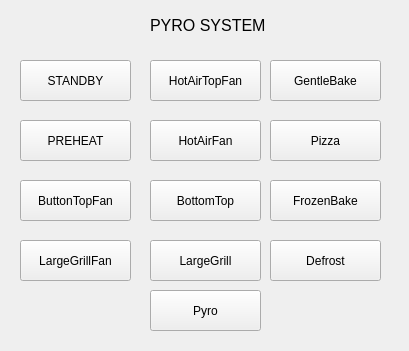
aleks19900406/DigitalBoxGUI, file QT_designer/Bio21PyroSetSystem.ui: the form before one commit.
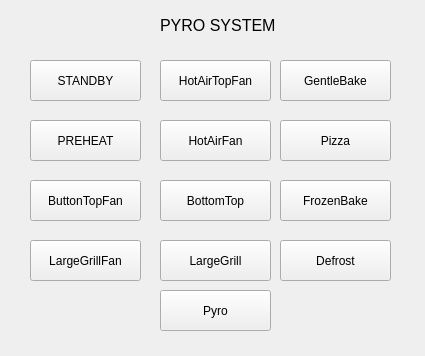
The form after the commit.

Commit message: create and fix bug in all screen

What changed in the file:
```diff
--- a/QT_designer/Bio21PyroSetSystem.ui
+++ b/QT_designer/Bio21PyroSetSystem.ui
@@ -6,8 +6,8 @@
    <rect>
     <x>0</x>
     <y>0</y>
-    <width>409</width>
-    <height>351</height>
+    <width>425</width>
+    <height>356</height>
    </rect>
   </property>
   <property name="windowTitle">
@@ -16,7 +16,7 @@
   <widget class="QLabel" name="label_3">
    <property name="geometry">
     <rect>
-     <x>150</x>
+     <x>160</x>
      <y>10</y>
      <width>131</width>
      <height>31</height>
@@ -34,7 +34,7 @@
   <widget class="QPushButton" name="SYSTEM0">
    <property name="geometry">
     <rect>
-     <x>20</x>
+     <x>30</x>
      <y>60</y>
      <width>111</width>
      <height>41</height>
@@ -53,7 +53,7 @@
   <widget class="QPushButton" name="SYSTEM1">
    <property name="geometry">
     <rect>
-     <x>20</x>
+     <x>30</x>
      <y>120</y>
      <width>111</width>
      <height>41</height>
@@ -72,7 +72,7 @@
   <widget class="QPushButton" name="SYSTEM2">
    <property name="geometry">
     <rect>
-     <x>20</x>
+     <x>30</x>
      <y>180</y>
      <width>111</width>
      <height>41</height>
@@ -91,7 +91,7 @@
   <widget class="QPushButton" name="SYSTEM3">
    <property name="geometry">
     <rect>
-     <x>20</x>
+     <x>30</x>
      <y>240</y>
      <width>111</width>
      <height>41</height>
@@ -110,7 +110,7 @@
   <widget class="QPushButton" name="SYSTEM7">
    <property name="geometry">
     <rect>
-     <x>150</x>
+     <x>160</x>
      <y>240</y>
      <width>111</width>
      <height>41</height>
@@ -129,7 +129,7 @@
   <widget class="QPushButton" name="SYSTEM4">
    <property name="geometry">
     <rect>
-     <x>150</x>
+     <x>160</x>
      <y>60</y>
      <width>111</width>
      <height>41</height>
@@ -148,7 +148,7 @@
   <widget class="QPushButton" name="SYSTEM6">
    <property name="geometry">
     <rect>
-     <x>150</x>
+     <x>160</x>
      <y>180</y>
      <width>111</width>
      <height>41</height>
@@ -167,7 +167,7 @@
   <widget class="QPushButton" name="SYSTEM5">
    <property name="geometry">
     <rect>
-     <x>150</x>
+     <x>160</x>
      <y>120</y>
      <width>111</width>
      <height>41</height>
@@ -186,7 +186,7 @@
   <widget class="QPushButton" name="SYSTEM11">
    <property name="geometry">
     <rect>
-     <x>270</x>
+     <x>280</x>
      <y>240</y>
      <width>111</width>
      <height>41</height>
@@ -205,7 +205,7 @@
   <widget class="QPushButton" name="SYSTEM8">
    <property name="geometry">
     <rect>
-     <x>270</x>
+     <x>280</x>
      <y>60</y>
      <width>111</width>
      <height>41</height>
@@ -224,7 +224,7 @@
   <widget class="QPushButton" name="SYSTEM10">
    <property name="geometry">
     <rect>
-     <x>270</x>
+     <x>280</x>
      <y>180</y>
      <width>111</width>
      <height>41</height>
@@ -243,7 +243,7 @@
   <widget class="QPushButton" name="SYSTEM9">
    <property name="geometry">
     <rect>
-     <x>270</x>
+     <x>280</x>
      <y>120</y>
      <width>111</width>
      <height>41</height>
@@ -262,7 +262,7 @@
   <widget class="QPushButton" name="SYSTEM12">
    <property name="geometry">
     <rect>
-     <x>150</x>
+     <x>160</x>
      <y>290</y>
      <width>111</width>
      <height>41</height>
```
The commit also changes 5 other files.
